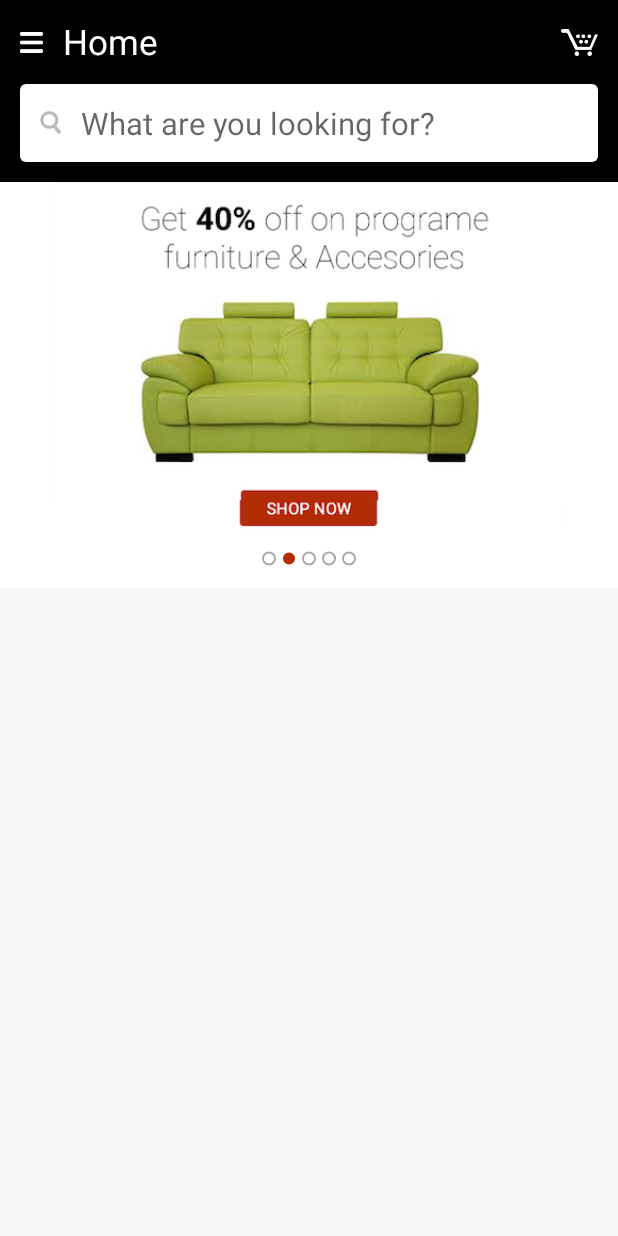
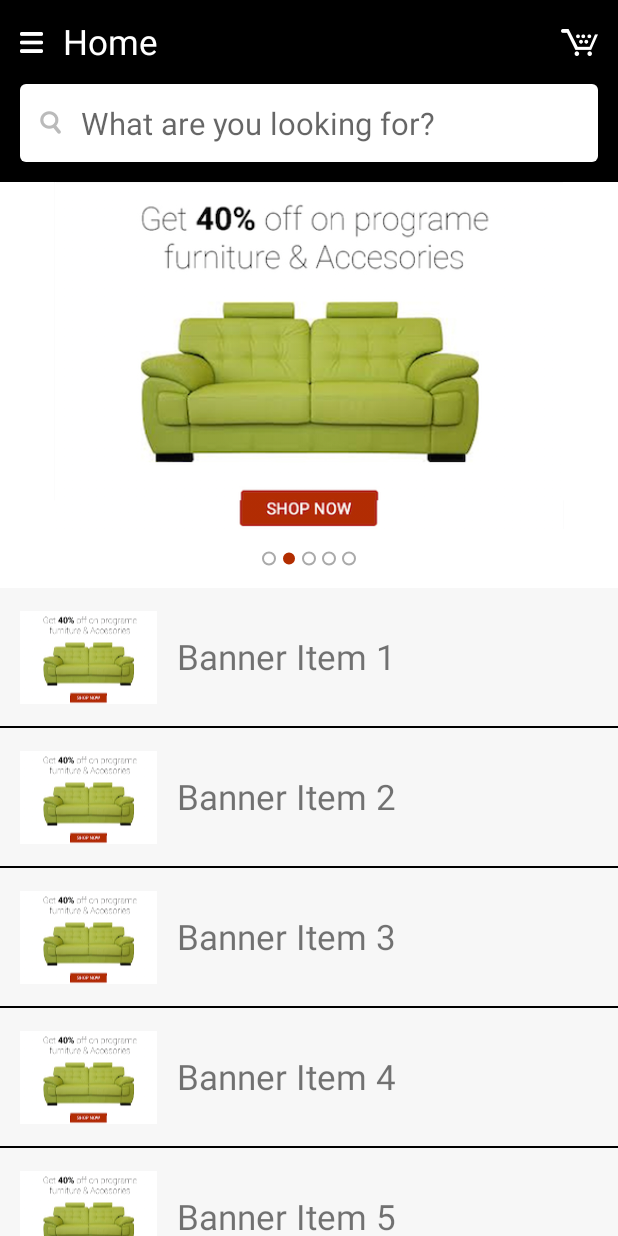
Before and after one commit to chetan1011/SyncDemo, an Android app: the screen it shows after launch (HomeActivity), on a phone screen of 412 x 824 dp. Run offline under Robolectric (Android 15) with nearby library versions, the light colour scheme and no system bars; our stand-ins replace CircleImageView, sdp/ssp sizes; pictures from the network do not load.

Commit message:
Added recycler view with adapter

```diff
--- /dev/null
+++ b/app/src/main/java/com/indianic/adapter/ItemsAdapter.java
@@ -0,0 +1,93 @@
+package com.indianic.adapter;
+
+import android.content.Context;
+import android.os.SystemClock;
+import android.support.v7.widget.RecyclerView;
+import android.view.LayoutInflater;
+import android.view.View;
+import android.view.ViewGroup;
+import android.widget.ImageView;
+import android.widget.TextView;
+
+import com.indianic.R;
+import com.indianic.model.BannerModel;
+import com.indianic.util.Constants;
+import com.indianic.util.imageloader.ImageLoader;
+import com.indianic.util.listener.OnItemClickListener;
+
+import java.util.ArrayList;
+
+/**
+ * Recycler view adapter for items list
+ */
+public class ItemsAdapter extends RecyclerView.Adapter<ItemsAdapter.ItemHolder> {
+
+    private Context context;
+    private LayoutInflater layoutInflater;
+    private ArrayList<BannerModel> itemsList;
+    private OnItemClickListener itemClickListener;
+
+    private long lastClickedTime;
+
+    public ItemsAdapter(final Context context, final ArrayList<BannerModel> itemsList, final OnItemClickListener itemClickListener) {
+        this.context = context;
+        layoutInflater = (LayoutInflater) this.context.getSystemService(Context.LAYOUT_INFLATER_SERVICE);
+        this.itemsList = itemsList;
+        this.itemClickListener = itemClickListener;
+    }
+
+    @Override
+    public ItemHolder onCreateViewHolder(ViewGroup parent, int viewType) {
+        return new ItemHolder(layoutInflater.inflate(R.layout.row_item, parent, false));
+    }
+
+    @Override
+    public void onBindViewHolder(ItemHolder holder, int position) {
+        final BannerModel model = itemsList.get(position);
+        holder.itemView.setTag(position);
+        holder.bind(model);
+    }
+
+    @Override
+    public int getItemCount() {
+        return itemsList.size();
+    }
+
+    class ItemHolder extends RecyclerView.ViewHolder implements View.OnClickListener {
+        ImageView ivOffer;
+        TextView tvTitle;
+
+        ItemHolder(View itemView) {
+            super(itemView);
+            ivOffer = itemView.findViewById(R.id.row_item_ivOffer);
+            tvTitle = itemView.findViewById(R.id.row_item_tvTitle);
+        }
+
+        void bind(BannerModel model) {
+            tvTitle.setText(model.getTitle());
+            ImageLoader.loadImage(context, ivOffer, R.drawable.dummy_banner_image, R.drawable.placeholder_banner);
+            itemView.setOnClickListener(this);
+        }
+
+        @Override
+        public void onClick(View v) {
+            int position = (int) v.getTag();
+            if (!isDoubleTap()) {
+                if (itemClickListener != null)
+                    itemClickListener.onItemClick(position);
+            }
+        }
+    }
+
+    private boolean isDoubleTap() {
+        /*
+         * Logic to Prevent the Launch of the Fragment Twice if User makes
+         * the Tap(Click) very Fast.
+         */
+        if (SystemClock.elapsedRealtime() - lastClickedTime < Constants.MAX_CLICK_INTERVAL) {
+            return true;
+        }
+        lastClickedTime = SystemClock.elapsedRealtime();
+        return false;
+    }
+}
--- a/app/src/main/java/com/indianic/fragment/HomeFragment.java
+++ b/app/src/main/java/com/indianic/fragment/HomeFragment.java
@@ -4,14 +4,19 @@ package com.indianic.fragment;
 import android.os.Handler;
 import android.support.design.widget.TabLayout;
 import android.support.v4.view.ViewPager;
+import android.support.v7.widget.LinearLayoutManager;
+import android.support.v7.widget.RecyclerView;
 import android.view.View;
 import android.view.ViewGroup;
+import android.widget.Toast;
 
 import com.indianic.R;
 import com.indianic.adapter.HomeBannerPagerAdapter;
+import com.indianic.adapter.ItemsAdapter;
 import com.indianic.model.BannerModel;
 import com.indianic.model.HomeDataModel;
 import com.indianic.util.Utils;
+import com.indianic.util.listener.OnItemClickListener;
 
 import java.util.ArrayList;
 
@@ -25,8 +30,10 @@ public class HomeFragment extends BaseFragment implements HomeBannerPagerAdapter
 
     private HomeDataModel homeDataModel;//Model containing all the Home screen Data.
     private TabLayout tblBannerIndicator;//Banner images pager page indicator
+    private RecyclerView rvItemList;
 
     private HomeBannerPagerAdapter bannerAdapter;//Banner images pageradapter
+    private ItemsAdapter itemsAdapter;//Recyclerview adapter
 
     private Handler bannerHandler;// Handler, managing the banner pager auto swipe.
     private int currentBanner;//Represents the current visible banner position.
@@ -40,17 +47,30 @@ public class HomeFragment extends BaseFragment implements HomeBannerPagerAdapter
     @Override
     protected void initializeComponent(View view) {
 
+        rvItemList = view.findViewById(R.id.fragment_home_rvItemList);
         vpBanner = view.findViewById(R.id.fragment_home_vpBanner);
         tblBannerIndicator = view.findViewById(R.id.fragment_home_tblPageIndicator);
         tblBannerIndicator.setupWithViewPager(vpBanner);
 
         setDummyData();
         setBanner();
+        setAdapter();
     }
 
     @Override
     public void reloadData() {
 
+    }
+
+    private void setAdapter() {
+        rvItemList.setLayoutManager(new LinearLayoutManager(getActivity()));
+        itemsAdapter = new ItemsAdapter(getActivity(), homeDataModel.getBannerList(), new OnItemClickListener() {
+            @Override
+            public void onItemClick(int position) {
+                Toast.makeText(getActivity(), "RecyclerView Item " + position + " Clicked", Toast.LENGTH_SHORT).show();
+            }
+        });
+        rvItemList.setAdapter(itemsAdapter);
     }
 
     /**
@@ -118,7 +138,7 @@ public class HomeFragment extends BaseFragment implements HomeBannerPagerAdapter
 
     @Override
     public void onClickBanner(int position) {
-
+        Toast.makeText(getActivity(), "Banner Item " + position + " Clicked", Toast.LENGTH_SHORT).show();
     }
 
     @Override
@@ -159,7 +179,7 @@ public class HomeFragment extends BaseFragment implements HomeBannerPagerAdapter
         homeDataModel = new HomeDataModel();
         final ArrayList<BannerModel> bannerArrayList = new ArrayList<>();
         for (int i = 0; i < 5; i++) {
-            bannerArrayList.add(new BannerModel());
+            bannerArrayList.add(new BannerModel("Banner Item " + (i + 1)));
         }
         homeDataModel.setBannerList(bannerArrayList);
     }
--- a/app/src/main/java/com/indianic/model/BannerModel.java
+++ b/app/src/main/java/com/indianic/model/BannerModel.java
@@ -8,6 +8,10 @@ public class BannerModel {
     private String imageUrl = "";
     private String title = "";
     private String webUrl = "";
+
+    public BannerModel(String title) {
+        this.title = title;
+    }
 
     public String getImageUrl() {
         return imageUrl;
--- /dev/null
+++ b/app/src/main/java/com/indianic/util/listener/OnItemClickListener.java
@@ -0,0 +1,8 @@
+package com.indianic.util.listener;
+
+/**
+ * Common item click listener for adapter
+ */
+public interface OnItemClickListener {
+    void onItemClick(int position);
+}
--- a/app/src/main/res/layout/fragment_home.xml
+++ b/app/src/main/res/layout/fragment_home.xml
@@ -35,6 +35,11 @@
                 android:id="@+id/fragment_home_tblPageIndicator"
                 style="@style/TabPageIndicator"
                 app:tabBackground="@drawable/drawable_bg_page_indicator_selector"/>
+
+            <android.support.v7.widget.RecyclerView
+                android:id="@+id/fragment_home_rvItemList"
+                android:layout_width="match_parent"
+                android:layout_height="match_parent"/>
         </LinearLayout>
     </android.support.v4.widget.NestedScrollView>
 
--- /dev/null
+++ b/app/src/main/res/layout/row_item.xml
@@ -0,0 +1,35 @@
+<?xml version="1.0" encoding="utf-8"?>
+<LinearLayout  xmlns:android="http://schemas.android.com/apk/res/android"
+    xmlns:tools="http://schemas.android.com/tools"
+    android:layout_width="match_parent"
+    android:layout_height="wrap_content"
+    android:gravity="center_vertical"
+    android:orientation="vertical">
+
+    <LinearLayout
+        android:layout_margin="@dimen/dimen_10dp"
+        android:layout_width="match_parent"
+        android:layout_height="wrap_content"
+        android:gravity="center_vertical"
+        android:orientation="horizontal">
+
+        <ImageView
+            android:id="@+id/row_item_ivOffer"
+            android:layout_width="@dimen/dimen_70dp"
+            android:layout_height="@dimen/dimen_50dp"
+            android:contentDescription="@null" />
+
+        <TextView
+            android:id="@+id/row_item_tvTitle"
+            android:layout_width="match_parent"
+            android:layout_height="wrap_content"
+            android:layout_margin="@dimen/dimen_10dp"
+            android:textSize="@dimen/font_18sp"
+            tools:text="Title" />
+    </LinearLayout>
+
+    <View
+        android:layout_width="match_parent"
+        android:layout_height="1dp"
+        android:background="@color/colorPrimaryDark"/>
+</LinearLayout>
```
